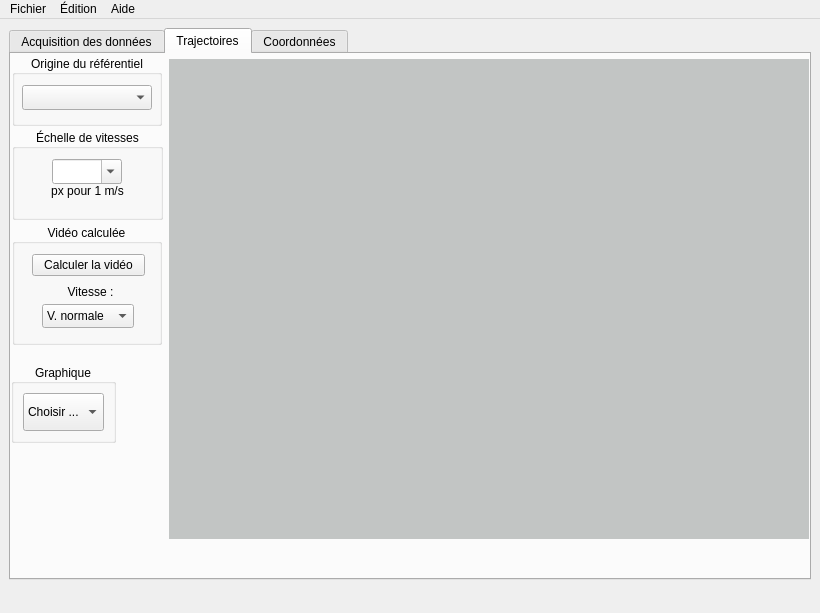
Old version of the form src/pymecavideo.ui in the repository rene-d/pymecavideo.
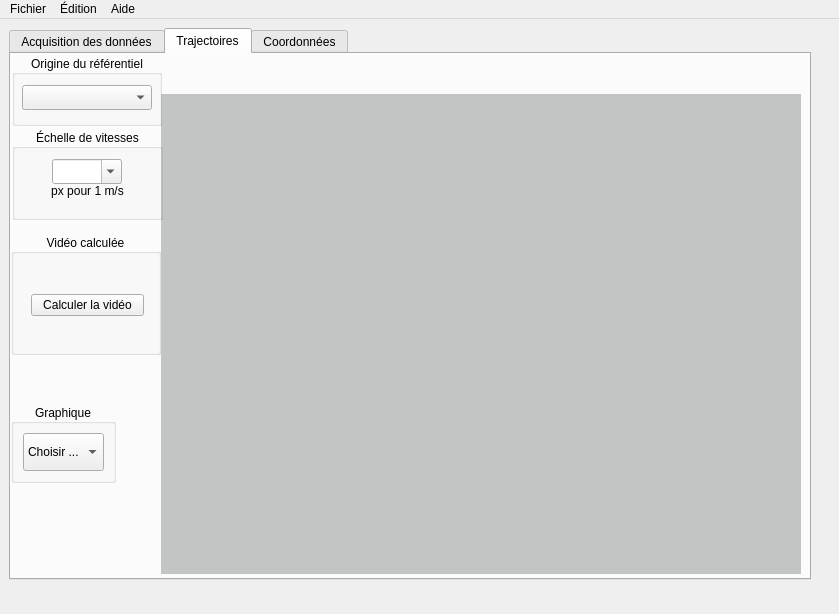
New version of the form. The open tabs and pages were chosen to show the change.

Diff of the .ui file:
```diff
--- a/src/pymecavideo.ui
+++ b/src/pymecavideo.ui
@@ -6,8 +6,8 @@
    <rect>
     <x>0</x>
     <y>0</y>
-    <width>820</width>
-    <height>613</height>
+    <width>839</width>
+    <height>614</height>
    </rect>
   </property>
   <property name="font">
@@ -717,8 +717,8 @@
        <widget class="QLabel" name="label_3">
         <property name="geometry">
          <rect>
-          <x>158</x>
-          <y>5</y>
+          <x>150</x>
+          <y>40</y>
           <width>640</width>
           <height>480</height>
          </rect>
@@ -883,8 +883,8 @@
        <widget class="QGroupBox" name="groupBox_6">
         <property name="geometry">
          <rect>
-          <x>1</x>
-          <y>170</y>
+          <x>0</x>
+          <y>180</y>
           <width>150</width>
           <height>121</height>
          </rect>
@@ -895,41 +895,11 @@
         <property name="alignment">
          <set>Qt::AlignCenter</set>
         </property>
-        <widget class="QComboBox" name="comboBox_fps">
-         <property name="geometry">
-          <rect>
-           <x>30</x>
-           <y>80</y>
-           <width>92</width>
-           <height>24</height>
-          </rect>
-         </property>
-         <item>
-          <property name="text">
-           <string>V. normale</string>
-          </property>
-         </item>
-         <item>
-          <property name="text">
-           <string>ralenti /2</string>
-          </property>
-         </item>
-         <item>
-          <property name="text">
-           <string>ralenti /4</string>
-          </property>
-         </item>
-         <item>
-          <property name="text">
-           <string>ralenti /8</string>
-          </property>
-         </item>
-        </widget>
         <widget class="QPushButton" name="button_video">
          <property name="geometry">
           <rect>
            <x>20</x>
-           <y>30</y>
+           <y>60</y>
            <width>113</width>
            <height>22</height>
           </rect>
@@ -938,28 +908,12 @@
           <string>Calculer la vidéo</string>
          </property>
         </widget>
-        <widget class="QLabel" name="label_8">
-         <property name="geometry">
-          <rect>
-           <x>50</x>
-           <y>60</y>
-           <width>57</width>
-           <height>15</height>
-          </rect>
-         </property>
-         <property name="text">
-          <string>Vitesse :</string>
-         </property>
-         <property name="alignment">
-          <set>Qt::AlignCenter</set>
-         </property>
-        </widget>
        </widget>
        <widget class="QGroupBox" name="groupBox_7">
         <property name="geometry">
          <rect>
           <x>0</x>
-          <y>310</y>
+          <y>350</y>
           <width>105</width>
           <height>79</height>
          </rect>
@@ -1062,8 +1016,8 @@
     <rect>
      <x>0</x>
      <y>0</y>
-     <width>820</width>
-     <height>23</height>
+     <width>839</width>
+     <height>22</height>
     </rect>
    </property>
    <widget class="QMenu" name="menuFichier">
```
Left out of the diff: 2 changed lines with no effect on the pictures.
